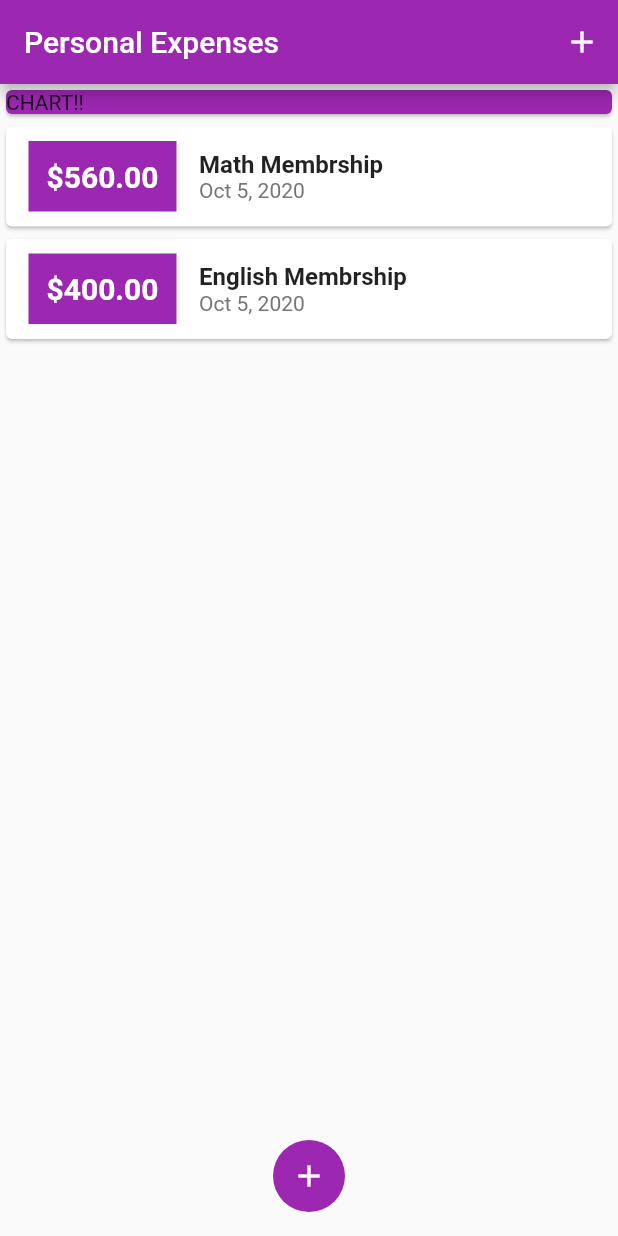
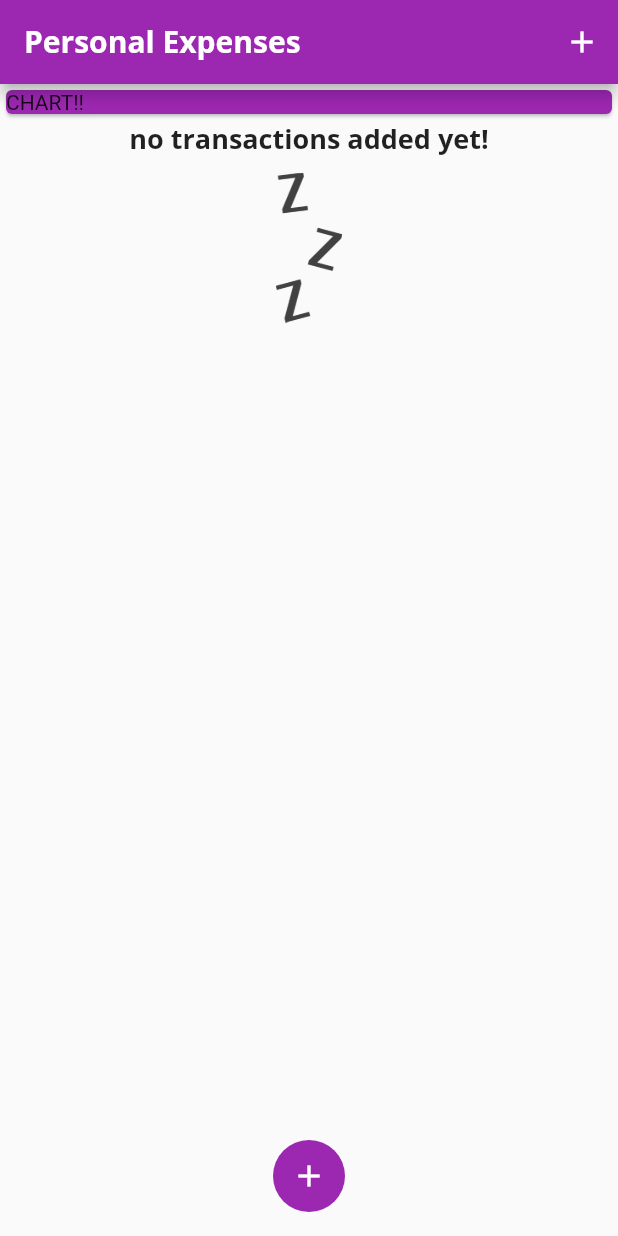
Before and after one commit to hatem1055/flutter-expense-app, a Flutter app: the screen it shows after launch, on a phone screen of 412 x 824 dp. Run offline on Flutter 3.47's test engine with Material 2 defaults, Android fonts, the phone set to English and light mode, and no system bars.

Commit message:
init commit

```diff
--- a/lib/main.dart
+++ b/lib/main.dart
@@ -14,6 +14,23 @@ class MyApp extends StatelessWidget {
       home: MyHomePage(),
       theme:ThemeData(
         primarySwatch:Colors.purple,
+        fontFamily:'Quicksand',
+        textTheme:ThemeData.light().textTheme.copyWith(
+          headline6:TextStyle(
+              fontFamily:'OpenSans',
+              fontSize:18,
+              fontWeight:FontWeight.bold
+          )
+        ),
+        appBarTheme:AppBarTheme(
+          textTheme:ThemeData.light().textTheme.copyWith(
+            headline6:TextStyle(
+              fontFamily:'OpenSans',
+              fontSize:20,
+              fontWeight:FontWeight.bold
+            )
+          )
+        )
       ),
     );
   }
@@ -26,8 +43,8 @@ class MyHomePage extends StatefulWidget {
 
 class _MyHomePageState extends State<MyHomePage> {
   final List<Transaction> transactions = [
-    Transaction(title:'Math Membrship',id:'t1',amount:560,date:DateTime.now()),
-    Transaction(title:'English Membrship',id:'t2',amount:400,date:DateTime.now())
+    // Transaction(title:'Math Membrship',id:'t1',amount:560,date:DateTime.now()),
+    // Transaction(title:'English Membrship',id:'t2',amount:400,date:DateTime.now())
   ];
 
   void _addTx(String title,double amount){
--- a/lib/widgets/transaction_list.dart
+++ b/lib/widgets/transaction_list.dart
@@ -37,7 +37,7 @@ class TransactionList extends StatelessWidget {
             children: [
             Text(
               tx.title,
-              style:TextStyle(fontSize:16,fontWeight:FontWeight.bold),
+              style:Theme.of(context).textTheme.headline6,
             ),
             Text(
               DateFormat.yMMMd().format(tx.date),
@@ -52,7 +52,23 @@ class TransactionList extends StatelessWidget {
 
     return Container(
       height: 200,
-      child: ListView.builder(
+      child: transactions.isEmpty ? Column(
+        children: [
+          Text('no transactions added yet!',style:Theme.of(context).textTheme.headline6,),
+          SizedBox(
+            height:10,
+          ),
+          Container(
+            height:100,
+            child: Image.asset(
+              'lib/assets/images/waiting.png',
+              fit:BoxFit.cover,
+
+            ),
+          )
+        ],
+      )
+      :ListView.builder(
         itemBuilder: (ctx, index) {
           return transactionWidgets[index];
         },
```
Also changed, not shown: pubspec.yaml (+14 -14 lines), lib/assets/fonts/OpenSans-Bold.ttf (added), lib/assets/fonts/OpenSans-Regular.ttf (added), lib/assets/fonts/Quicksand-Bold.ttf (added), lib/assets/fonts/Quicksand-Light.ttf (added), lib/assets/fonts/Quicksand-Medium.ttf (added), lib/assets/fonts/Quicksand-Regular.ttf (added), lib/assets/images/waiting.png (added).
